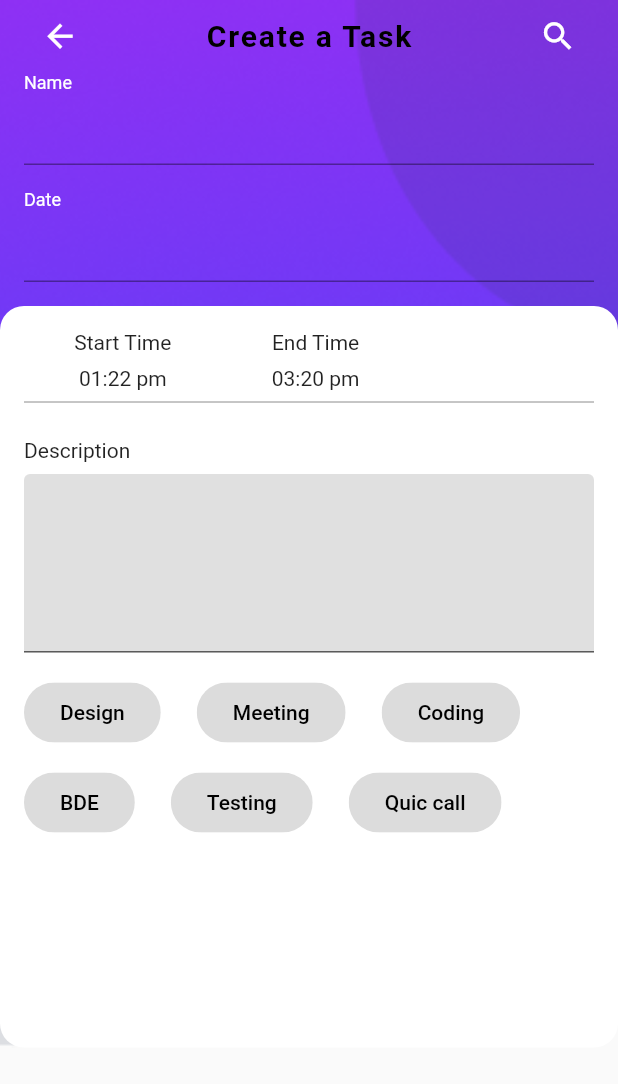
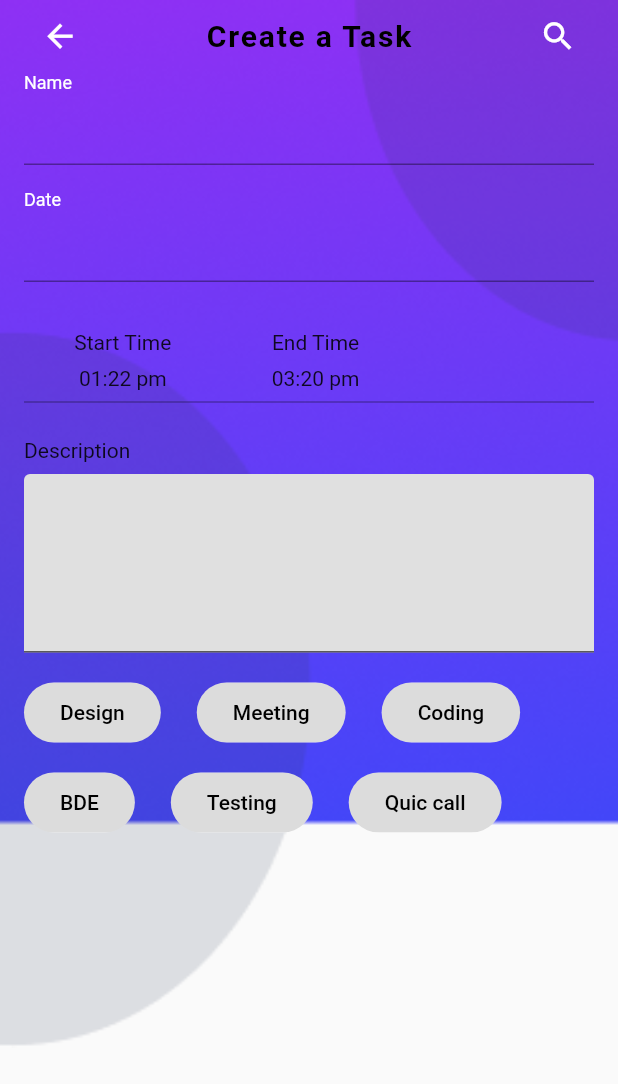
Before and after one commit to ZayniddinMamarasulov/task-manager, a Flutter app: the screen it shows after launch, on a phone screen of 412 x 824 dp. Shown: the top 1084 px of the screen. Run offline on Flutter 3.47's test engine with Material 2 defaults, Android fonts, the phone set to English and light mode, and no system bars.

Commit message:
git push

```diff
--- a/lib/screen/create_task/create_task.dart
+++ b/lib/screen/create_task/create_task.dart
@@ -1,4 +1,5 @@
 import 'package:flutter/material.dart';
+import 'package:task_manager/theme/app_colors.dart';
 
 import 'chip_model/my_chips.dart';
 
@@ -94,7 +95,6 @@ class _CreateTaskScreenState extends State<CreateTaskScreen> {
                   width: size.width,
                   padding: const EdgeInsets.all(16),
                   decoration: BoxDecoration(
-                    color: Colors.white,
                       borderRadius: BorderRadius.circular(16)),
                   child: Column(
                     crossAxisAlignment: CrossAxisAlignment.start,
--- a/lib/theme/app_colors.dart
+++ b/lib/theme/app_colors.dart
@@ -1,3 +1,4 @@
+import 'dart:ui';
 class AppColors{
   static const backgroundColor = 0xFFF2F5FF;
   static const topGradient = 0xFF9C2CF3;
```
